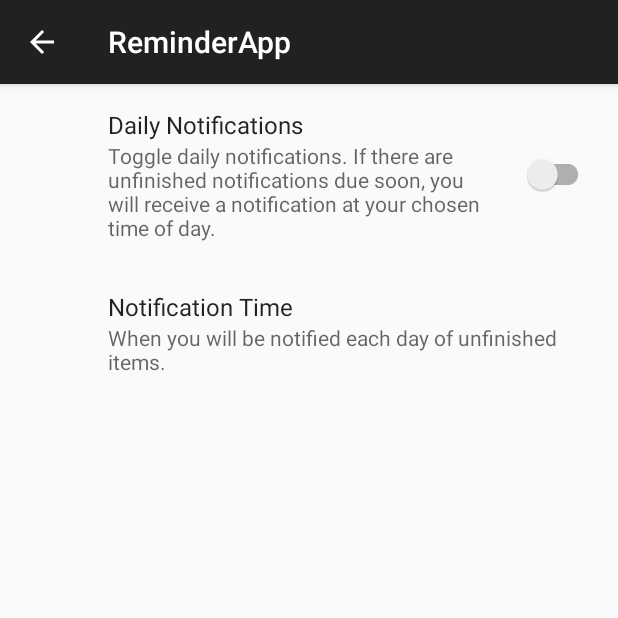
After one commit to padoyle/reminders-app, an Android app: the SettingsActivity screen opened directly, with no data from a screen before it, on a phone screen of 412 x 824 dp, the top half of it. The commit adds this screen. Run offline under Robolectric (Android 15) with nearby library versions, the phone set to English and light mode, and no system bars; our stand-ins replace androidx.preference.

Commit message:
Added all the needed pieces for the preferences layout (not yet functional)

```diff
--- a/app/build.gradle
+++ b/app/build.gradle
@@ -36,6 +36,7 @@ dependencies {
     implementation 'com.android.support:preference-v7:26.0.1'
     implementation 'com.android.support.constraint:constraint-layout:1.0.2'
     implementation 'com.android.support:design:26.0.1'
+    implementation 'com.android.support:preference-v14:26.0.1'
 
     compile "org.jetbrains.anko:anko-common:$anko_version"
     compile "org.jetbrains.anko:anko-sqlite:$anko_version"
--- a/app/src/main/AndroidManifest.xml
+++ b/app/src/main/AndroidManifest.xml
@@ -19,6 +19,11 @@
                 <category android:name="android.intent.category.LAUNCHER" />
             </intent-filter>
         </activity>
+        <activity
+            android:name=".SettingsActivity"
+            android:label="@string/app_name"
+            android:theme="@style/AppTheme.NoActionBar">
+        </activity>
     </application>
 
 </manifest>
--- /dev/null
+++ b/app/src/main/java/com/paulalexanderdoyle/reminderapp/SettingsActivity.kt
@@ -0,0 +1,27 @@
+package com.paulalexanderdoyle.reminderapp
+
+import android.os.Bundle
+import android.support.v7.app.AppCompatActivity
+import android.view.MenuItem
+import kotlinx.android.synthetic.main.settings_activity.*
+
+class SettingsActivity : AppCompatActivity() {
+
+    override fun onCreate(savedInstanceState: Bundle?) {
+        super.onCreate(savedInstanceState)
+        setContentView(R.layout.settings_activity)
+        setSupportActionBar(toolbar)
+
+        supportActionBar?.setDisplayHomeAsUpEnabled(true)
+    }
+
+    override fun onOptionsItemSelected(item: MenuItem?): Boolean {
+        when (item?.itemId){
+            android.R.id.home -> {
+                onBackPressed()
+                return true
+            }
+        }
+        return super.onOptionsItemSelected(item)
+    }
+}
--- a/app/src/main/java/com/paulalexanderdoyle/reminderapp/TabPagerAdapter.kt
+++ b/app/src/main/java/com/paulalexanderdoyle/reminderapp/TabPagerAdapter.kt
@@ -3,6 +3,8 @@ package com.paulalexanderdoyle.reminderapp
 import android.support.v4.app.Fragment
 import android.support.v4.app.FragmentManager
 import android.support.v4.app.FragmentStatePagerAdapter
+import com.paulalexanderdoyle.reminderapp.fragments.ActiveRemindersFragment
+import com.paulalexanderdoyle.reminderapp.fragments.CompletedRemindersFragment
 
 class TabPagerAdapter(fm: FragmentManager): FragmentStatePagerAdapter(fm) {
 
--- a/app/src/main/java/com/paulalexanderdoyle/reminderapp/database/ReminderDbHelper.kt
+++ b/app/src/main/java/com/paulalexanderdoyle/reminderapp/database/ReminderDbHelper.kt
@@ -2,7 +2,6 @@ package com.paulalexanderdoyle.reminderapp.database
 
 import android.content.Context
 import android.database.Cursor
-import android.database.SQLException
 import android.database.sqlite.SQLiteDatabase
 import android.util.Log
 import com.paulalexanderdoyle.reminderapp.data.Reminder
--- /dev/null
+++ b/app/src/main/java/com/paulalexanderdoyle/reminderapp/fragments/SettingsFragment.kt
@@ -0,0 +1,12 @@
+package com.paulalexanderdoyle.reminderapp.fragments
+
+import android.os.Bundle
+import android.support.v7.preference.PreferenceFragmentCompat
+import com.paulalexanderdoyle.reminderapp.R
+
+class SettingsFragment : PreferenceFragmentCompat() {
+
+    override fun onCreatePreferences(savedInstanceState: Bundle?, rootKey: String?) {
+        addPreferencesFromResource(R.xml.app_preferences)
+    }
+}
--- a/app/src/main/res/layout/active_reminder_item.xml
+++ b/app/src/main/res/layout/active_reminder_item.xml
@@ -49,8 +49,7 @@
             android:layout_height="wrap_content"
             android:layout_alignParentLeft="true"
             android:layout_centerVertical="true"
-            android:layout_toLeftOf="@id/checkbox"
-            android:text="@string/placeholder" />
+            android:layout_toLeftOf="@id/checkbox" />
 
         <CheckBox
             android:id="@+id/checkbox"
--- a/app/src/main/res/layout/completed_reminder_item.xml
+++ b/app/src/main/res/layout/completed_reminder_item.xml
@@ -12,14 +12,12 @@
         <TextView
             android:id="@+id/reminder_name"
             android:layout_width="match_parent"
-            android:layout_height="wrap_content"
-            android:text="@string/placeholder" />
+            android:layout_height="wrap_content" />
 
         <TextView
             android:id="@+id/completion_date"
             android:layout_width="match_parent"
-            android:layout_height="wrap_content"
-            android:text="@string/placeholder" />
+            android:layout_height="wrap_content" />
 
     </LinearLayout>
 </RelativeLayout>
--- a/app/src/main/res/layout/content_upcoming_reminders.xml
+++ b/app/src/main/res/layout/content_upcoming_reminders.xml
@@ -2,7 +2,7 @@
     xmlns:app="http://schemas.android.com/apk/res-auto"
     xmlns:tools="http://schemas.android.com/tools"
     android:id="@+id/fragment"
-    android:name="com.paulalexanderdoyle.reminderapp.ActiveRemindersFragment"
+    android:name="com.paulalexanderdoyle.reminderapp.fragments.ActiveRemindersFragment"
     android:layout_width="match_parent"
     android:layout_height="match_parent"
     app:layout_behavior="@string/appbar_scrolling_view_behavior"
--- a/app/src/main/res/layout/fragment_active_reminders.xml
+++ b/app/src/main/res/layout/fragment_active_reminders.xml
@@ -4,7 +4,7 @@
     xmlns:tools="http://schemas.android.com/tools"
     android:layout_width="match_parent"
     android:layout_height="match_parent"
-    tools:context="com.paulalexanderdoyle.reminderapp.ActiveRemindersFragment"
+    tools:context="com.paulalexanderdoyle.reminderapp.fragments.ActiveRemindersFragment"
     tools:showIn="@layout/reminders_activity">
 
     <ListView
--- a/app/src/main/res/layout/fragment_completed_reminders.xml
+++ b/app/src/main/res/layout/fragment_completed_reminders.xml
@@ -4,7 +4,7 @@
     xmlns:tools="http://schemas.android.com/tools"
     android:layout_width="match_parent"
     android:layout_height="match_parent"
-    tools:context="com.paulalexanderdoyle.reminderapp.ActiveRemindersFragment"
+    tools:context="com.paulalexanderdoyle.reminderapp.fragments.ActiveRemindersFragment"
     tools:showIn="@layout/reminders_activity">
 
     <ListView
--- a/app/src/main/res/layout/reminders_activity.xml
+++ b/app/src/main/res/layout/reminders_activity.xml
@@ -37,7 +37,6 @@
         </android.support.design.widget.TabLayout>
     </android.support.design.widget.AppBarLayout>
 
-    <!--Fixme-->
     <android.support.v4.view.ViewPager
         android:id="@+id/tab_view_pager"
         android:layout_width="match_parent"
--- /dev/null
+++ b/app/src/main/res/layout/settings_activity.xml
@@ -0,0 +1,30 @@
+<?xml version="1.0" encoding="utf-8"?>
+<android.support.design.widget.CoordinatorLayout xmlns:android="http://schemas.android.com/apk/res/android"
+    xmlns:app="http://schemas.android.com/apk/res-auto"
+    xmlns:tools="http://schemas.android.com/tools"
+    android:layout_width="match_parent"
+    android:layout_height="match_parent"
+    tools:context="com.paulalexanderdoyle.reminderapp.SettingsActivity">
+
+    <android.support.design.widget.AppBarLayout
+        android:layout_width="match_parent"
+        android:layout_height="wrap_content"
+        android:theme="@style/AppTheme.AppBarOverlay">
+
+        <android.support.v7.widget.Toolbar
+            android:id="@+id/toolbar"
+            android:layout_width="match_parent"
+            android:layout_height="?attr/actionBarSize"
+            android:theme="@style/ThemeOverlay.AppCompat.Dark.ActionBar"
+            app:popupTheme="@style/AppTheme.PopupOverlay"/>
+
+    </android.support.design.widget.AppBarLayout>
+
+    <fragment
+        android:id="@+id/settings_fragment"
+        android:layout_width="match_parent"
+        android:layout_height="match_parent"
+        android:name="com.paulalexanderdoyle.reminderapp.fragments.SettingsFragment"
+        app:layout_behavior="@string/appbar_scrolling_view_behavior"/>
+
+</android.support.design.widget.CoordinatorLayout>
--- a/app/src/main/res/values/strings.xml
+++ b/app/src/main/res/values/strings.xml
@@ -21,5 +21,9 @@
     <string name="completed_on_label">Completed: %1$s</string>
     <string name="overdue_header">Overdue!</string>
 
-    <string name="placeholder">PLACEHOLDER</string>
+    <!-- settings -->
+    <string name="toggle_notifications_title">Daily Notifications</string>
+    <string name="toggle_notifications_description">Toggle daily notifications. If there are unfinished notifications due soon, you will receive a notification at your chosen time of day.</string>
+    <string name="notification_time_title">Notification Time</string>
+    <string name="notification_time_description">When you will be notified each day of unfinished items.</string>
 </resources>
--- a/app/src/main/res/values/styles.xml
+++ b/app/src/main/res/values/styles.xml
@@ -2,7 +2,7 @@
 
     <!-- Base application theme. -->
     <style name="AppTheme" parent="Theme.AppCompat.Light.DarkActionBar">
-        <!-- Customize your theme here. -->
+        <item name="preferenceTheme">@style/PreferenceThemeOverlay.v14.Material</item>
     </style>
 
     <style name="ThemeOverlay" parent="ThemeOverlay.AppCompat.Dark.ActionBar"/>
@@ -15,5 +15,4 @@
     <style name="AppTheme.AppBarOverlay" parent="ThemeOverlay.AppCompat.Dark.ActionBar" />
 
     <style name="AppTheme.PopupOverlay" parent="ThemeOverlay.AppCompat.Light" />
-
 </resources>
--- /dev/null
+++ b/app/src/main/res/xml/app_preferences.xml
@@ -0,0 +1,17 @@
+<?xml version="1.0" encoding="utf-8"?>
+<android.support.v7.preference.PreferenceScreen xmlns:android="http://schemas.android.com/apk/res/android">
+
+    <SwitchPreferenceCompat
+        android:defaultValue="false"
+        android:key="pref_notify"
+        android:summary="@string/toggle_notifications_description"
+        android:title="@string/toggle_notifications_title" />
+
+    <EditTextPreference
+        android:dependency="pref_notify"
+        android:key="pref_notify_time"
+        android:selectAllOnFocus="true"
+        android:singleLine="true"
+        android:summary="@string/notification_time_description"
+        android:title="@string/notification_time_title" />
+</android.support.v7.preference.PreferenceScreen>
```
Also changed, not shown: app/src/main/java/com/paulalexanderdoyle/reminderapp/RemindersActivity.kt (+12 -6 lines), app/src/main/java/com/paulalexanderdoyle/reminderapp/fragments/ActiveRemindersFragment.kt (renamed from app/src/main/java/com/paulalexanderdoyle/reminderapp/CompletedRemindersFragment.kt, +36 -19 lines), app/src/main/java/com/paulalexanderdoyle/reminderapp/fragments/CompletedRemindersFragment.kt (renamed from app/src/main/java/com/paulalexanderdoyle/reminderapp/ActiveRemindersFragment.kt, +20 -34 lines).
